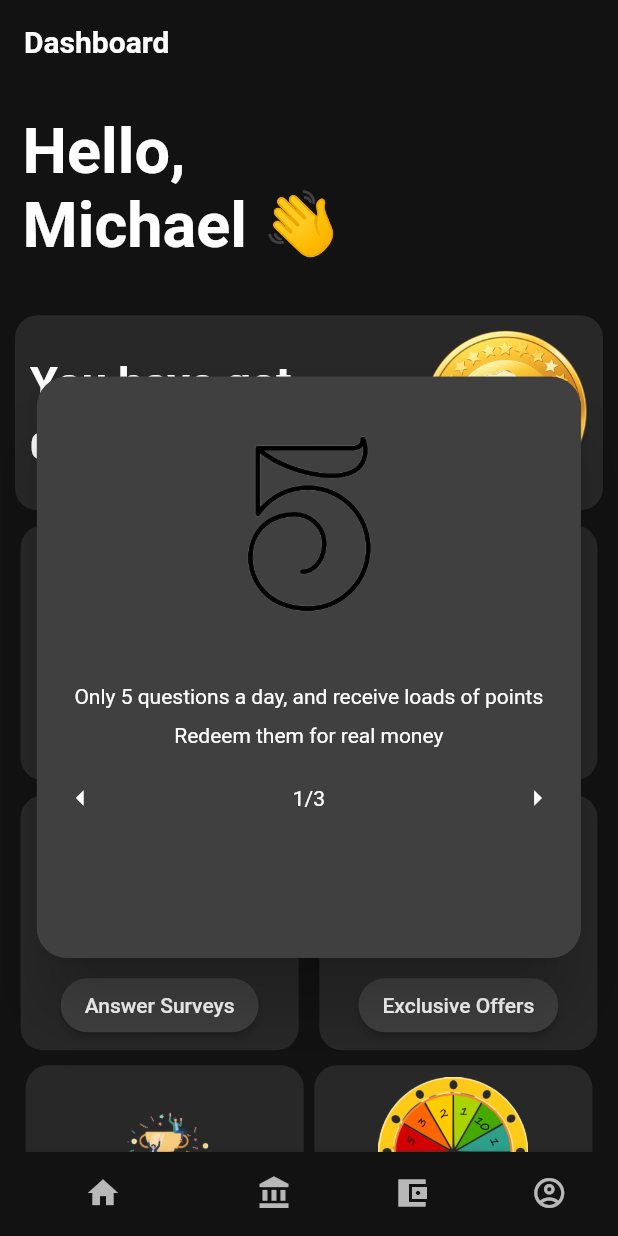
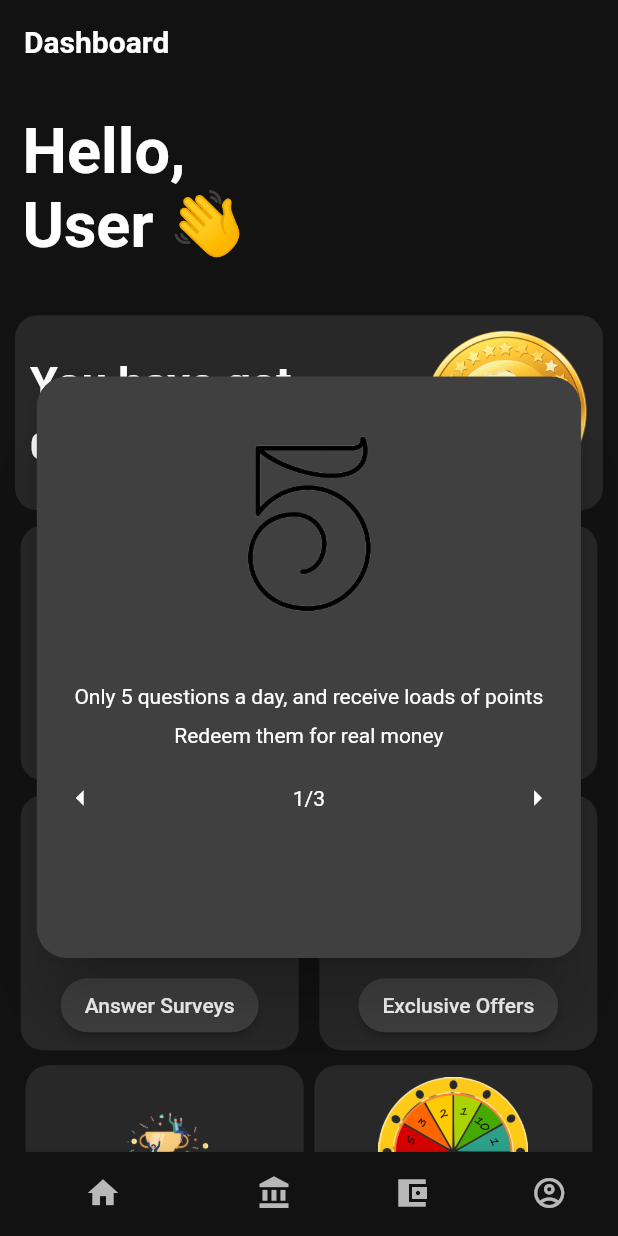
Before and after one commit to Kushalrock/surveymonkey_prototype, a Flutter app: the screen it shows once a user with an empty profile is signed in, on a phone screen of 412 x 824 dp. Run offline on Flutter 3.47's test engine with Material 2 defaults, Android fonts, the light colour scheme and no system bars; our stand-ins replace bloc, cloud_firestore, dots_indicator, email_validator, equatable, firebase_auth and 4 more; missing offline and left inert: flutter_ironsource_x, flutter_pollfish, in_app_update; accounts and stored records are empty.

Commit message:
MAin Dashboard name updates

```diff
--- a/lib/presentation/screens/main_dashboard.dart
+++ b/lib/presentation/screens/main_dashboard.dart
@@ -1,3 +1,4 @@
+import 'package:firebase_auth/firebase_auth.dart';
 import 'package:flutter/material.dart';
 import 'package:flutter_bloc/flutter_bloc.dart';
 import 'package:flutter_ironsource_x/ironsource.dart';
@@ -249,8 +250,8 @@ class _DashboardState extends State<Dashboard> with IronSourceListener {
                         alignment: Alignment.centerLeft,
                         child: Column(
                           crossAxisAlignment: CrossAxisAlignment.start,
-                          children: const [
-                            Text(
+                          children: [
+                            const Text(
                               "Hello,",
                               style: TextStyle(
                                 fontSize: 42,
@@ -258,8 +259,13 @@ class _DashboardState extends State<Dashboard> with IronSourceListener {
                               ),
                             ),
                             Text(
-                              "Michael 👋",
-                              style: TextStyle(
+                              FirebaseAuth.instance.currentUser!.displayName ==
+                                          null ||
+                                      FirebaseAuth.instance.currentUser!
+                                          .displayName!.isEmpty
+                                  ? "User 👋"
+                                  : "${FirebaseAuth.instance.currentUser!.displayName} 👋",
+                              style: const TextStyle(
                                 fontSize: 42,
                                 fontWeight: FontWeight.bold,
                               ),
```
